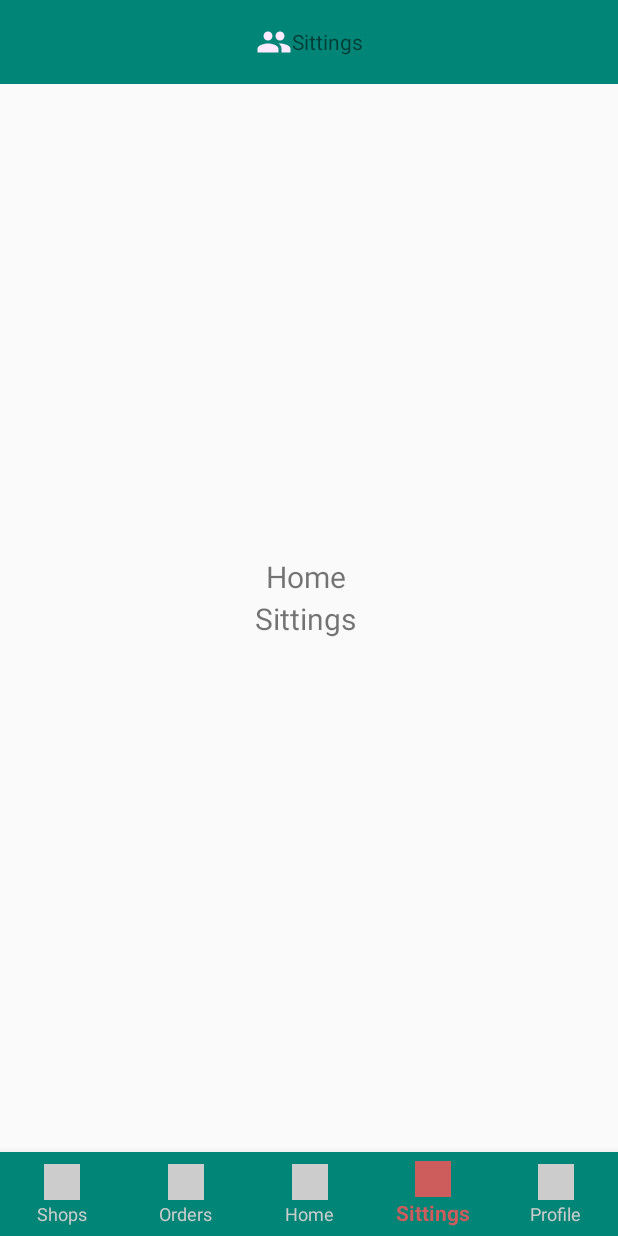
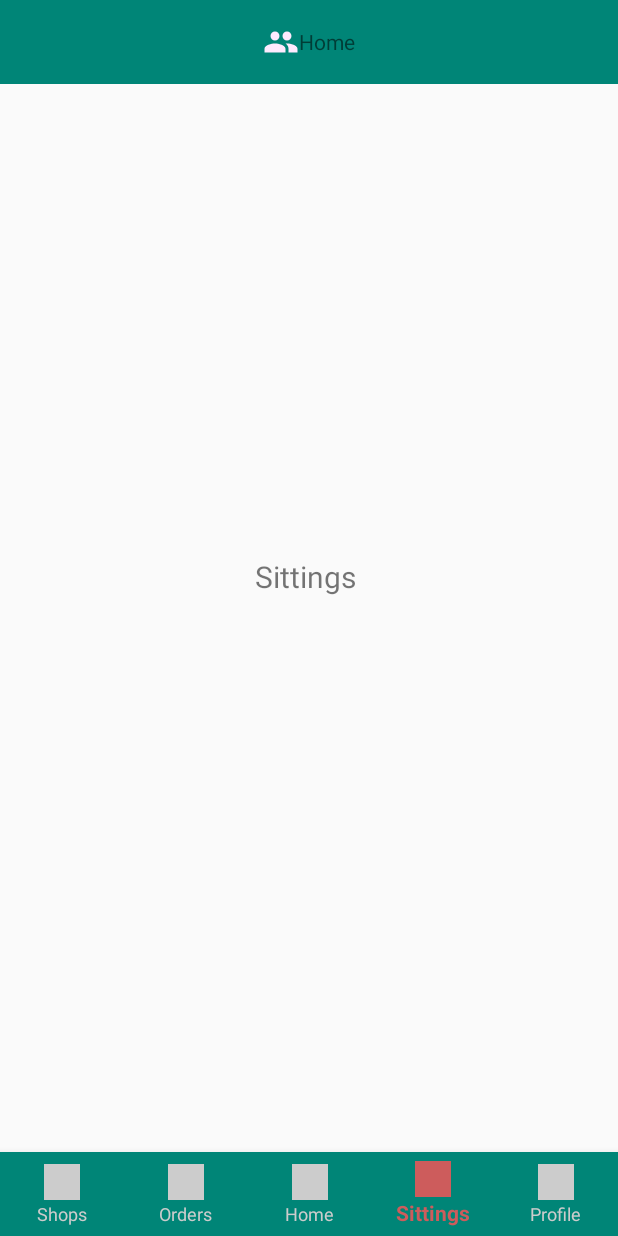
Before and after one commit to amalnafia/Navigation, an Android app: the screen it shows after launch (MainActivity), item 4 of the bottom bar chosen, on a phone screen of 412 x 824 dp. Run offline under Robolectric (Android 15) with nearby library versions, the phone set to English and light mode, and no system bars; our stand-ins replace navigation-ui.

Commit message:
bottom navigation using navigation graph

```diff
--- a/app/src/main/java/com/example/navigation/MainActivity.java
+++ b/app/src/main/java/com/example/navigation/MainActivity.java
@@ -5,7 +5,10 @@ import androidx.appcompat.app.AppCompatActivity;
 import androidx.appcompat.widget.Toolbar;
 import androidx.fragment.app.Fragment;
 import androidx.fragment.app.FragmentTransaction;
+import androidx.navigation.NavController;
 import androidx.navigation.Navigation;
+import androidx.navigation.fragment.NavHostFragment;
+import androidx.navigation.ui.NavigationUI;
 
 import android.os.Bundle;
 import android.util.Log;
@@ -24,7 +27,8 @@ public class MainActivity extends AppCompatActivity {
     BottomNavigationView bottomNavigation;
     Toolbar toolbarTop;
     private static final String TAG = "MainActivity";
- TextView textView;
+    TextView textView;
+
     @Override
     protected void onCreate(Bundle savedInstanceState) {
         super.onCreate(savedInstanceState);
@@ -33,66 +37,72 @@ public class MainActivity extends AppCompatActivity {
         setSupportActionBar(toolbarTop);
         //toolbarTop.setTitle("");
         MainActivity.this.setTitle("");
-        textView=findViewById(R.id.title);
+        textView = findViewById(R.id.title);
 
+        BottomNavigationView bottomNavigationView = findViewById(R.id.bottom_navigation);
+        NavHostFragment navHostFragment = (NavHostFragment) getSupportFragmentManager()
+                .findFragmentById(R.id.mainNavigationFragment);
+        NavigationUI.setupWithNavController(bottomNavigationView,
+                navHostFragment.getNavController());
 
-
-        setDefaultFragment();
-
-
-        bottomNavigation = findViewById(R.id.bottom_navigation);
-        bottomNavigation.setSelectedItemId(R.id.homeFragment);
-
-        bottomNavigation.setOnNavigationItemSelectedListener(navigationItemSelectedListener);
-
-    }
-
-    BottomNavigationView.OnNavigationItemSelectedListener navigationItemSelectedListener =
-            new BottomNavigationView.OnNavigationItemSelectedListener() {
-
-                @Override
-                public boolean onNavigationItemSelected(@NonNull MenuItem item) {
-                    switch (item.getItemId()) {
-                        case R.id.shopsFragment:
-                            textView.setText("Shops");
-                            openFragment(new ShopsFragment());
-                            Log.e(TAG, "onNavigationItemSelected: ");
-                            return true;
-                        case R.id.ordersFragment:
-                            textView.setText("Orders");
-                            openFragment(new OrdersFragment());
-                            return true;
-                        case R.id.homeFragment:
-                            textView.setText("Home");
-
-                            openFragment(new HomeFragment());
-
-                            return true;
-                        case R.id.sittingsFragment:
-                            textView.setText("Sittings");
-
-                            openFragment(new SittingsFragment());
-                            return true;
-                        case R.id.profileFragment:
-                            textView.setText("Profile");
-
-                            openFragment(new ProfileFragment());
-                            return true;
-                    }
-                    return false;
-                }
-            };
-
-    public void openFragment(Fragment fragment) {
-        FragmentTransaction transaction = getSupportFragmentManager().beginTransaction();
-        transaction.replace(R.id.container, fragment);
-        transaction.addToBackStack(null);
-        transaction.commit();
-    }
-    private void setDefaultFragment() {
-        FragmentTransaction transaction = getSupportFragmentManager().beginTransaction();
-        transaction.replace(R.id.container,new HomeFragment());
-        transaction.commit();
-
+//
+//        setDefaultFragment();
+//
+//
+//        bottomNavigation = findViewById(R.id.bottom_navigation);
+//        bottomNavigation.setSelectedItemId(R.id.homeFragment);
+//
+//        bottomNavigation.setOnNavigationItemSelectedListener(navigationItemSelectedListener);
+//
+//    }
+//
+//    BottomNavigationView.OnNavigationItemSelectedListener navigationItemSelectedListener =
+//            new BottomNavigationView.OnNavigationItemSelectedListener() {
+//
+//                @Override
+//                public boolean onNavigationItemSelected(@NonNull MenuItem item) {
+//                    switch (item.getItemId()) {
+//                        case R.id.shopsFragment:
+//                            textView.setText("Shops");
+//                            openFragment(new ShopsFragment());
+//                            Log.e(TAG, "onNavigationItemSelected: ");
+//                            return true;
+//                        case R.id.ordersFragment:
+//                            textView.setText("Orders");
+//                            openFragment(new OrdersFragment());
+//                            return true;
+//                        case R.id.homeFragment:
+//                            textView.setText("Home");
+//
+//                            openFragment(new HomeFragment());
+//
+//                            return true;
+//                        case R.id.sittingsFragment:
+//                            textView.setText("Sittings");
+//
+//                            openFragment(new SittingsFragment());
+//                            return true;
+//                        case R.id.profileFragment:
+//                            textView.setText("Profile");
+//
+//                            openFragment(new ProfileFragment());
+//                            return true;
+//                    }
+//                    return false;
+//                }
+//            };
+//
+//    public void openFragment(Fragment fragment) {
+//        FragmentTransaction transaction = getSupportFragmentManager().beginTransaction();
+//        transaction.replace(R.id.container, fragment);
+//        transaction.addToBackStack(null);
+//        transaction.commit();
+//    }
+//    private void setDefaultFragment() {
+//        FragmentTransaction transaction = getSupportFragmentManager().beginTransaction();
+//        transaction.replace(R.id.container,new HomeFragment());
+//        transaction.commit();
+//
+//    }
     }
 }
--- a/app/src/main/res/layout/activity_main.xml
+++ b/app/src/main/res/layout/activity_main.xml
@@ -17,8 +17,8 @@
             android:layout_width="wrap_content"
             android:layout_height="wrap_content"
             android:layout_gravity="center"
-            android:background="@drawable/ic_people"
-            />
+            android:background="@drawable/ic_people" />
+
         <TextView
             android:id="@+id/title"
             android:layout_width="wrap_content"
@@ -28,14 +28,6 @@
 
     </androidx.appcompat.widget.Toolbar>
 
-    <FrameLayout
-        android:id="@+id/container"
-        android:layout_width="match_parent"
-        android:layout_height="0dp"
-        app:layout_constraintTop_toBottomOf="@id/toolbarTop"
-        app:layout_constraintBottom_toTopOf="@id/bottom_navigation">
-
-    </FrameLayout>
     <fragment
         android:id="@+id/mainNavigationFragment"
         android:name="androidx.navigation.fragment.NavHostFragment"
```
